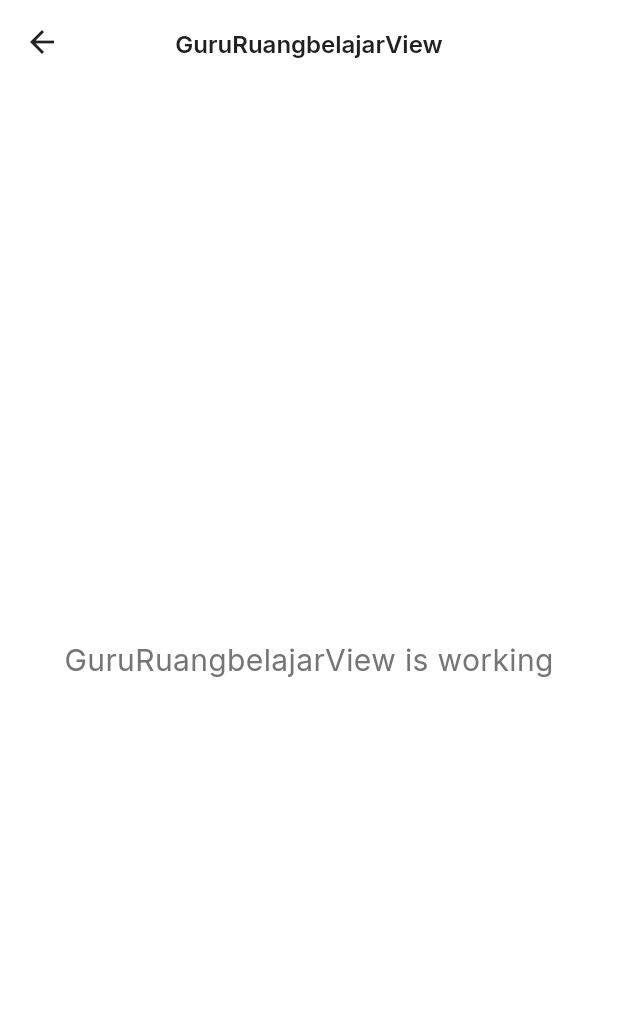
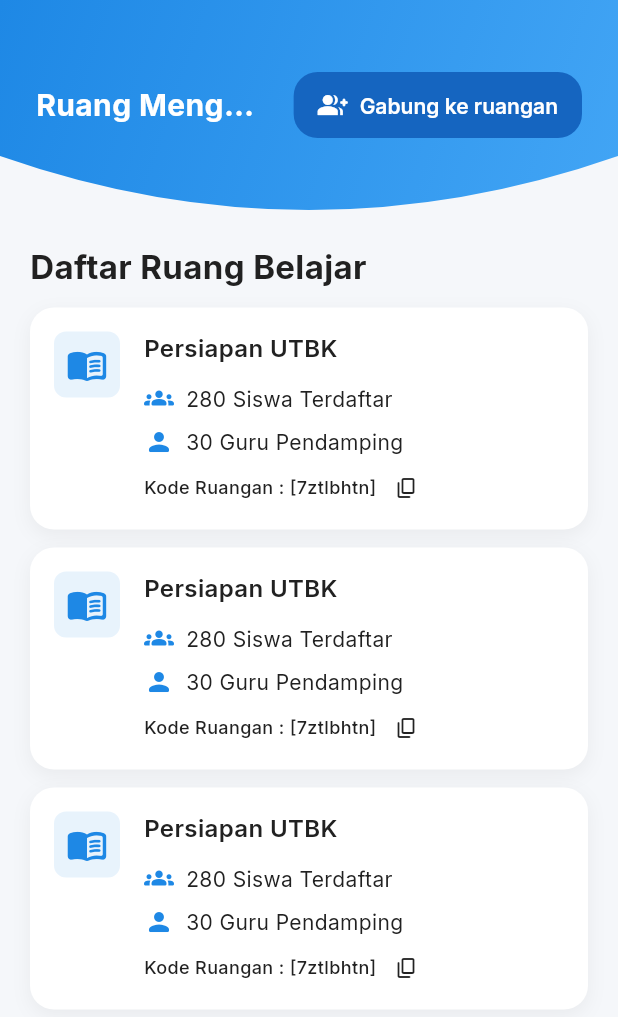
Before and after one commit to BimbingInOfficial/bimbingin-app, a Flutter app: the GuruRuangbelajarView screen opened by its route, on a phone screen of 412 x 824 dp. Shown: the top 1017 px of the screen. Run offline on Flutter 3.47's test engine with Material 3 defaults, Android fonts, the phone set to English and light mode, and no system bars; our stand-ins replace get, google_fonts.

Commit message:
add: ruang mengajar guru

```diff
--- /dev/null
+++ b/lib/app/core/widgets/curve_bottom_banner.dart
@@ -0,0 +1,71 @@
+import 'package:flutter/material.dart';
+import 'package:flutter/services.dart';
+
+/// Clipper untuk membuat lengkung di bagian bawah container.
+class BottomArcClipper extends CustomClipper<Path> {
+  final double curveHeight;
+  const BottomArcClipper({required this.curveHeight});
+
+  @override
+  Path getClip(Size size) {
+    final w  = size.width;
+    final h  = size.height;
+    final ch = curveHeight.clamp(0, 200).toDouble(); // aman dari nilai ekstrem
+
+    return Path()
+      ..lineTo(0, h - ch)
+      ..quadraticBezierTo(w / 2, h + ch, w, h - ch)
+      ..lineTo(w, 0)
+      ..close();
+  }
+
+  @override
+  bool shouldReclip(covariant BottomArcClipper old) =>
+      old.curveHeight != curveHeight;
+}
+
+/// Wrapper banner dengan bottom curve. Bisa pakai color atau gradient.
+class CurvedBottomBanner extends StatelessWidget {
+  final Widget child;
+  final double curveHeight;
+  final EdgeInsetsGeometry padding;
+  final bool includeSafeTopPadding;
+  final Color? color;
+  final Gradient? gradient;
+  final SystemUiOverlayStyle? overlayStyle;
+
+  const CurvedBottomBanner({
+    super.key,
+    required this.child,
+    this.curveHeight = 30,
+    this.padding = const EdgeInsets.all(16),
+    this.includeSafeTopPadding = true,
+    this.color,
+    this.gradient,
+    this.overlayStyle,
+  });
+
+  @override
+  Widget build(BuildContext context) {
+    final safeTop = includeSafeTopPadding ? MediaQuery.of(context).padding.top : 0.0;
+
+    final content = Container(
+      width: double.infinity,
+      padding: padding.add(EdgeInsets.only(top: safeTop)),
+      decoration: BoxDecoration(
+        color: color,
+        gradient: gradient,
+      ),
+      child: child,
+    );
+
+    final clipped = ClipPath(
+      clipper: BottomArcClipper(curveHeight: curveHeight),
+      child: content,
+    );
+
+    return overlayStyle != null
+        ? AnnotatedRegion<SystemUiOverlayStyle>(value: overlayStyle!, child: clipped)
+        : clipped;
+  }
+}
--- /dev/null
+++ b/lib/app/core/widgets/join_room_button.dart
@@ -0,0 +1,48 @@
+import 'package:flutter/material.dart';
+import '../theme/app_colors.dart';
+import '../theme/app_spacing.dart';
+import '../theme/app_typography.dart';
+
+class JoinRoomButton extends StatelessWidget {
+  final VoidCallback onPressed;
+  final String label;
+  final bool dense;
+
+  const JoinRoomButton({
+    super.key,
+    required this.onPressed,
+    this.label = 'Gabung ke ruangan',
+    this.dense = false,
+  });
+
+  @override
+  Widget build(BuildContext context) {
+    final vPad = dense ? AppSpacing.sm : AppSpacing.md;
+    final hPad = dense ? AppSpacing.md : AppSpacing.lg;
+
+    return ElevatedButton(
+      onPressed: onPressed,
+      style: ElevatedButton.styleFrom(
+        backgroundColor: AppColors.primaryDark,
+        foregroundColor: Colors.white,
+        padding: EdgeInsets.symmetric(vertical: vPad, horizontal: hPad),
+        shape: RoundedRectangleBorder(borderRadius: BorderRadius.circular(16)),
+        elevation: 0,
+      ),
+      child: Row(
+        mainAxisSize: MainAxisSize.min,
+        children: [
+          const Icon(Icons.group_add_rounded, size: 20),
+          const SizedBox(width: AppSpacing.sm),
+          Text(
+            label,
+            style: AppTypography.labelLarge.copyWith(
+              color: Colors.white,
+              fontWeight: FontWeight.w600,
+            ),
+          ),
+        ],
+      ),
+    );
+  }
+}
--- /dev/null
+++ b/lib/app/core/widgets/ruang_belajar_card.dart
@@ -0,0 +1,137 @@
+import 'package:flutter/material.dart';
+import 'package:flutter/services.dart';
+import '../theme/app_colors.dart';
+import '../theme/app_spacing.dart';
+import '../theme/app_typography.dart';
+
+class RuangBelajarCard extends StatelessWidget {
+  final String title;
+  final int siswaCount;
+  final int guruCount;
+  final String kodeRuangan;
+
+  const RuangBelajarCard({
+    super.key,
+    required this.title,
+    required this.siswaCount,
+    required this.guruCount,
+    required this.kodeRuangan,
+  });
+
+  void _copyKode(BuildContext context) {
+    Clipboard.setData(ClipboardData(text: kodeRuangan));
+    ScaffoldMessenger.of(context).showSnackBar(
+      const SnackBar(content: Text('Kode ruangan disalin')),
+    );
+  }
+
+  @override
+  Widget build(BuildContext context) {
+    return Container(
+      padding: const EdgeInsets.all(AppSpacing.lg),
+      decoration: BoxDecoration(
+        color: Colors.white,
+        borderRadius: BorderRadius.circular(16),
+        boxShadow: [
+          BoxShadow(
+            color: Colors.black.withOpacity(0.05),
+            blurRadius: 10,
+            offset: const Offset(0, 4),
+          ),
+        ],
+      ),
+      child: Row(
+        crossAxisAlignment: CrossAxisAlignment.start,
+        children: [
+          // Ikon di kiri
+          Container(
+            padding: const EdgeInsets.all(8),
+            decoration: BoxDecoration(
+              color: AppColors.primary.withOpacity(0.1),
+              borderRadius: BorderRadius.circular(8),
+            ),
+            child: const Icon(
+              Icons.menu_book_rounded,
+              color: AppColors.primary,
+              size: 28,
+            ),
+          ),
+
+          const SizedBox(width: AppSpacing.lg),
+
+          // Konten di kanan
+          Expanded(
+            child: Column(
+              crossAxisAlignment: CrossAxisAlignment.start,
+              children: [
+                // Judul
+                Text(
+                  title,
+                  style: AppTypography.titleLarge.copyWith(
+                    fontWeight: FontWeight.w600,
+                    color: AppColors.textPrimary,
+                  ),
+                ),
+                const SizedBox(height: AppSpacing.md),
+
+                // Siswa terdaftar
+                Row(
+                  children: [
+                    const Icon(Icons.groups_rounded,
+                        color: AppColors.primary, size: 20),
+                    const SizedBox(width: AppSpacing.sm),
+                    Text(
+                      '$siswaCount Siswa Terdaftar',
+                      style: AppTypography.bodyMedium.copyWith(
+                        color: AppColors.textPrimary,
+                      ),
+                    ),
+                  ],
+                ),
+                const SizedBox(height: AppSpacing.sm),
+
+                // Guru pendamping
+                Row(
+                  children: [
+                    const Icon(Icons.person_rounded,
+                        color: AppColors.primary, size: 20),
+                    const SizedBox(width: AppSpacing.sm),
+                    Text(
+                      '$guruCount Guru Pendamping',
+                      style: AppTypography.bodyMedium.copyWith(
+                        color: AppColors.textPrimary,
+                      ),
+                    ),
+                  ],
+                ),
+                const SizedBox(height: AppSpacing.sm),
+
+                // Kode ruangan
+                Row(
+                  children: [
+                    Text(
+                      'Kode Ruangan : [$kodeRuangan]',
+                      style: AppTypography.bodySmall.copyWith(
+                        color: AppColors.textPrimary,
+                        fontWeight: FontWeight.w500,
+                      ),
+                    ),
+                    const SizedBox(width: AppSpacing.sm),
+                    InkWell(
+                      onTap: () => _copyKode(context),
+                      borderRadius: BorderRadius.circular(6),
+                      child: const Padding(
+                        padding: EdgeInsets.all(4.0),
+                        child: Icon(Icons.copy_rounded, size: 16),
+                      ),
+                    ),
+                  ],
+                ),
+              ],
+            ),
+          ),
+        ],
+      ),
+    );
+  }
+}
--- a/lib/app/core/widgets/topbanner_homepage.dart
+++ b/lib/app/core/widgets/topbanner_homepage.dart
@@ -1,20 +1,20 @@
+import 'package:bimbingin_app/app/core/widgets/curve_bottom_banner.dart';
 import 'package:flutter/material.dart';
 import 'package:flutter/services.dart';
-
 import '../theme/app_colors.dart';
 import '../theme/app_spacing.dart';
 import '../theme/app_typography.dart';
 import 'circular_score.dart';
 
-class TopBanner extends StatelessWidget {
-  final String greeting; // e.g., "Halo Tenti! 👋"
-  final String title;    // e.g., "Gaya mengajar dominan..."
-  final String subtitle; // e.g., "Yuk, optimalkan..."
+class TopbannerHomepage extends StatelessWidget {
+  final String greeting;
+  final String title;
+  final String subtitle;
   final double percent;  // 0..100
-  final String label;    // e.g., "Expert"
-  final double curveHeight; // depth of the bottom arc
+  final String label;
+  final double curveHeight;
 
-  const TopBanner({
+  const TopbannerHomepage({
     super.key,
     required this.greeting,
     required this.title,
@@ -26,21 +26,17 @@ class TopBanner extends StatelessWidget {
 
   @override
   Widget build(BuildContext context) {
-    final topInset = MediaQuery.of(context).padding.top;
-
-    return AnnotatedRegion<SystemUiOverlayStyle>(
-      value: SystemUiOverlayStyle.light, // status bar icons light on blue bg
-      child: ClipPath(
-        clipper: _BottomArcClipper(curveHeight: curveHeight),
-        child: Container(
-          width: double.infinity,
-          color: AppColors.primary,
+    return CurvedBottomBanner(
+      curveHeight: curveHeight,
+      includeSafeTopPadding: true,
       padding: EdgeInsets.fromLTRB(
         AppSpacing.xl,
-            topInset + AppSpacing.xl,
+        AppSpacing.xl, // safe area ditambahkan otomatis oleh wrapper
         AppSpacing.xl,
-            AppSpacing.xxl + curveHeight / 2,
+        AppSpacing.xxl + curveHeight / 2, // ruang ekstra agar arc tidak potong konten
       ),
+      color: AppColors.primary,
+      overlayStyle: SystemUiOverlayStyle.light, // ikon status bar terang
       child: Column(
         crossAxisAlignment: CrossAxisAlignment.start,
         children: [
@@ -50,7 +46,7 @@ class TopBanner extends StatelessWidget {
               color: Colors.white.withOpacity(0.9),
             ),
           ),
-              SizedBox(height: AppSpacing.sm),
+          const SizedBox(height: AppSpacing.sm),
           Text(
             title,
             style: AppTypography.headlineMedium.copyWith(
@@ -58,14 +54,14 @@ class TopBanner extends StatelessWidget {
               height: 1.2,
             ),
           ),
-              SizedBox(height: AppSpacing.sm),
+          const SizedBox(height: AppSpacing.sm),
           Text(
             subtitle,
             style: AppTypography.bodyMedium.copyWith(
               color: Colors.white.withOpacity(0.9),
             ),
           ),
-              SizedBox(height: AppSpacing.xl),
+          const SizedBox(height: AppSpacing.xl),
           Center(
             child: CircularScore(
               percent: percent,
@@ -75,49 +71,6 @@ class TopBanner extends StatelessWidget {
           ),
         ],
       ),
-        ),
-      ),
     );
   }
 }
-
-class _BottomArcClipper extends CustomClipper<Path> {
-  final double curveHeight;
-  _BottomArcClipper({required this.curveHeight});
-
-  @override
-  Path getClip(Size size) {
-    final w = size.width;
-    final h = size.height;
-    final ch = curveHeight.clamp(0, 200); // avoid extreme
-
-    final path = Path()
-      ..lineTo(0, h - ch)
-      ..quadraticBezierTo(w / 2, h + ch, w, h - ch)
-      ..lineTo(w, 0)
-      ..close();
-    return path;
-  }
-
-  @override
-  bool shouldReclip(covariant _BottomArcClipper oldClipper) =>
-      oldClipper.curveHeight != curveHeight;
-}
-
-class _BottomCurveClipper extends CustomClipper<Path> {
-  @override
-  Path getClip(Size size) {
-    final path = Path();
-    path.lineTo(0, size.height - 40);
-    path.quadraticBezierTo(
-      size.width / 2, size.height + 40,
-      size.width, size.height - 40,
-    );
-    path.lineTo(size.width, 0);
-    path.close();
-    return path;
-  }
-
-  @override
-  bool shouldReclip(covariant CustomClipper<Path> oldClipper) => false;
-}
--- a/lib/app/modules/guru_homepage/views/guru_homepage_view.dart
+++ b/lib/app/modules/guru_homepage/views/guru_homepage_view.dart
@@ -18,7 +18,7 @@ class GuruHomepageView extends StatelessWidget {
       child: Column(
         crossAxisAlignment: CrossAxisAlignment.start,
         children: [
-          const TopBanner(
+          const TopbannerHomepage(
             greeting: 'Halo Tenti! 👋',
             title: 'Gaya mengajar dominan\nAnda telah teridentifikasi!',
             subtitle: 'Yuk, optimalkan cara mengajar sesuai dengan gaya Anda',
--- a/lib/app/modules/guru_ruangbelajar/views/guru_ruangbelajar_view.dart
+++ b/lib/app/modules/guru_ruangbelajar/views/guru_ruangbelajar_view.dart
@@ -1,22 +1,104 @@
+import 'package:bimbingin_app/app/core/theme/app_colors.dart';
+import 'package:bimbingin_app/app/core/theme/app_spacing.dart';
+import 'package:bimbingin_app/app/core/theme/app_typography.dart';
+import 'package:bimbingin_app/app/core/widgets/curve_bottom_banner.dart';
+import 'package:bimbingin_app/app/core/widgets/join_room_button.dart';
+import 'package:bimbingin_app/app/core/widgets/ruang_belajar_card.dart';
 import 'package:flutter/material.dart';
+import 'package:flutter/services.dart';
 
-import 'package:get/get.dart';
+class GuruRuangbelajarView extends StatelessWidget {
+  const GuruRuangbelajarView({super.key});
 
-import '../controllers/guru_ruangbelajar_controller.dart';
-
-class GuruRuangbelajarView extends GetView<GuruRuangbelajarController> {
-  const GuruRuangbelajarView({super.key});
   @override
   Widget build(BuildContext context) {
     return Scaffold(
-      appBar: AppBar(
-        title: const Text('GuruRuangbelajarView'),
-        centerTitle: true,
-      ),
-      body: const Center(
-        child: Text(
-          'GuruRuangbelajarView is working',
-          style: TextStyle(fontSize: 20),
+      backgroundColor: AppColors.surface,
+      body: SingleChildScrollView(
+        child: Column(
+          children: [
+            CurvedBottomBanner(
+              curveHeight: 36, // kedalaman lengkung
+              padding: const EdgeInsets.symmetric(
+                horizontal: AppSpacing.xl,
+                vertical: AppSpacing.lg,
+              ),
+              overlayStyle: SystemUiOverlayStyle.light, // status bar icon putih
+              gradient: const LinearGradient(
+                begin: Alignment.topLeft,
+                end: Alignment.bottomRight,
+                colors: [AppColors.primary, AppColors.primaryLight],
+              ),
+              child: Padding(
+                padding: const EdgeInsets.symmetric(vertical: 30.0),
+                child: Row(
+                  crossAxisAlignment: CrossAxisAlignment.center,
+                  children: [
+                    // Title di kiri
+                    Expanded(
+                      child: Text(
+                        'Ruang Mengajar',
+                        style: AppTypography.headlineMedium.copyWith(
+                          color: Colors.white,
+                          fontWeight: FontWeight.w700,
+                        ),
+                        maxLines: 1,
+                        overflow: TextOverflow.ellipsis,
+                      ),
+                    ),
+                    const SizedBox(width: AppSpacing.lg),
+
+                    // Tombol reusable di kanan
+                    JoinRoomButton(
+                      onPressed: () {
+                        // TODO: aksi gabung (dialog / route / bottom sheet)
+                      },
+                    ),
+                  ],
+                ),
+              ),
+            ),
+
+            // ---- Konten berikutnya halaman (placeholder) ----
+            const SizedBox(height: AppSpacing.xl),
+            Padding(
+              padding: const EdgeInsets.symmetric(horizontal: 20),
+              child: Column(
+                crossAxisAlignment: CrossAxisAlignment.start,
+                children: [
+                  Align(
+                    alignment: Alignment.centerLeft,
+                    child: Text(
+                      'Daftar Ruang Belajar',
+                      style: AppTypography.headlineLarge,
+                    ),
+                  ),
+                  const SizedBox(height: AppSpacing.md),
+                  RuangBelajarCard(
+                    title: 'Persiapan UTBK',
+                    siswaCount: 280,
+                    guruCount: 30,
+                    kodeRuangan: '7ztlbhtn',
+                  ),
+                  const SizedBox(height: AppSpacing.md),
+                  RuangBelajarCard(
+                    title: 'Persiapan UTBK',
+                    siswaCount: 280,
+                    guruCount: 30,
+                    kodeRuangan: '7ztlbhtn',
+                  ),
+                  const SizedBox(height: AppSpacing.md),
+                  RuangBelajarCard(
+                    title: 'Persiapan UTBK',
+                    siswaCount: 280,
+                    guruCount: 30,
+                    kodeRuangan: '7ztlbhtn',
+                  ),
+                ],
+              ),
+            ),
+            const SizedBox(height: AppSpacing.xxxl),
+          ],
         ),
       ),
     );
```
Lines whose indentation alone changed are shown as unchanged.
